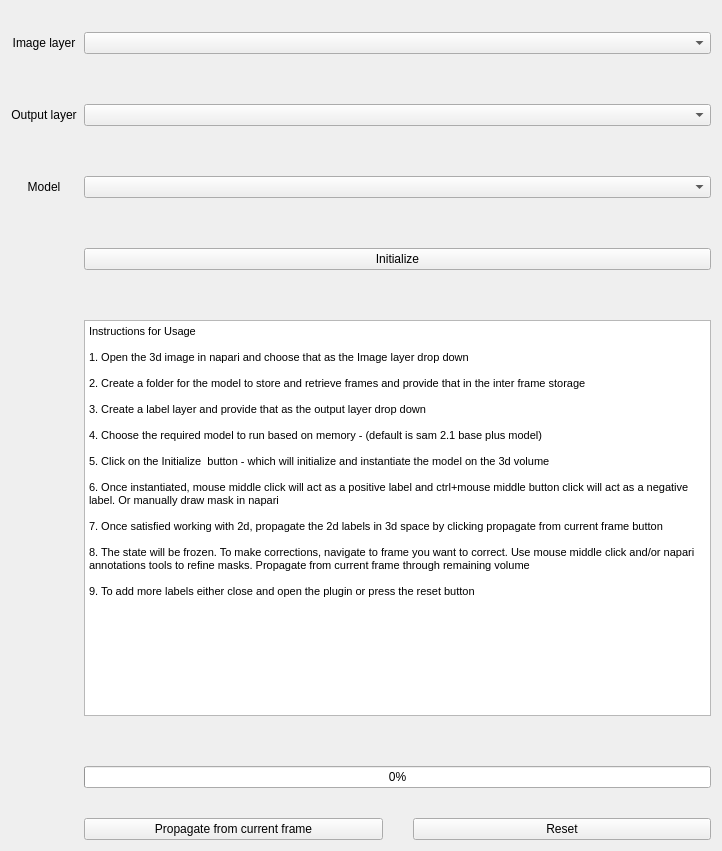
Before: the Qt Designer form src/UI_files/SAM_V2.ui in maihanhoang/napari-sam2long, drawn with Qt 5.
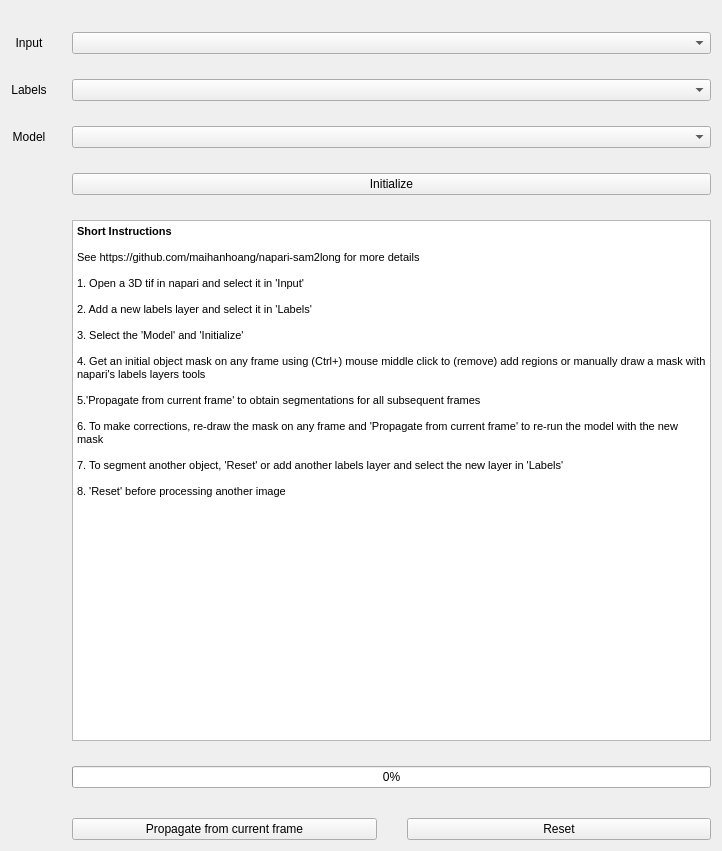
After: the same form once the commit is applied.

```diff
--- a/src/UI_files/SAM_V2.ui
+++ b/src/UI_files/SAM_V2.ui
@@ -20,10 +20,10 @@
       <number>21</number>
      </property>
      <property name="horizontalSpacing">
-      <number>7</number>
+      <number>25</number>
      </property>
      <property name="verticalSpacing">
-      <number>50</number>
+      <number>25</number> 
      </property>
      <!-- <item row="6" column="1">
       <layout class="QHBoxLayout" name="horizontalLayout" stretch="0,0">
@@ -74,7 +74,7 @@
      <item row="7" column="0">
       <widget class="QLabel" name="Output_label">
        <property name="text">
-        <string>Output layer</string>
+        <string>Labels</string>
        </property>
        <property name="alignment">
         <set>Qt::AlignCenter</set>
@@ -108,7 +108,7 @@
      <item row="4" column="0">
       <widget class="QLabel" name="Image_label">
        <property name="text">
-        <string>Image layer</string>
+        <string>Input</string>
        </property>
        <property name="alignment">
         <set>Qt::AlignCenter</set>
@@ -141,25 +141,25 @@
 &lt;html&gt;&lt;head&gt;&lt;meta name=&quot;qrichtext&quot; content=&quot;1&quot; /&gt;&lt;style type=&quot;text/css&quot;&gt;
 p, li { white-space: pre-wrap; }
 &lt;/style&gt;&lt;/head&gt;&lt;body style=&quot; font-family:'MS Shell Dlg 2'; font-size:9.75pt; font-weight:400; font-style:normal;&quot;&gt;
-&lt;p style=&quot; margin-top:0px; margin-bottom:0px; margin-left:0px; margin-right:0px; -qt-block-indent:0; text-indent:0px;&quot;&gt;&lt;span style=&quot; font-size:8.25pt;&quot;&gt;Instructions for Usage&lt;/span&gt;&lt;/p&gt;
+&lt;p style=&quot; margin-top:0px; margin-bottom:0px; margin-left:0px; margin-right:0px; -qt-block-indent:0; text-indent:0px;&quot;&gt;&lt;span style=&quot; font-size:8.25pt; font-weight:bold;&quot;&gt;Short Instructions&lt;/span&gt;&lt;/p&gt;
 &lt;p style=&quot;-qt-paragraph-type:empty; margin-top:0px; margin-bottom:0px; margin-left:0px; margin-right:0px; -qt-block-indent:0; text-indent:0px; font-size:8.25pt;&quot;&gt;&lt;br /&gt;&lt;/p&gt;
-&lt;p style=&quot; margin-top:0px; margin-bottom:0px; margin-left:0px; margin-right:0px; -qt-block-indent:0; text-indent:0px;&quot;&gt;&lt;span style=&quot; font-size:8.25pt;&quot;&gt;1. Open the 3d image in napari and choose that as the Image layer drop down&lt;/span&gt;&lt;/p&gt;
+&lt;p style=&quot; margin-top:0px; margin-bottom:0px; margin-left:0px; margin-right:0px; -qt-block-indent:0; text-indent:0px;&quot;&gt;&lt;span style=&quot; font-size:8.25pt;&quot;&gt;See https://github.com/maihanhoang/napari-sam2long for more details&lt;/span&gt;&lt;/p&gt;
 &lt;p style=&quot;-qt-paragraph-type:empty; margin-top:0px; margin-bottom:0px; margin-left:0px; margin-right:0px; -qt-block-indent:0; text-indent:0px; font-size:8.25pt;&quot;&gt;&lt;br /&gt;&lt;/p&gt;
-&lt;p style=&quot; margin-top:0px; margin-bottom:0px; margin-left:0px; margin-right:0px; -qt-block-indent:0; text-indent:0px;&quot;&gt;&lt;span style=&quot; font-size:8.25pt;&quot;&gt;2. Create a folder for the model to store and retrieve frames and provide that in the inter frame storage&lt;/span&gt;&lt;/p&gt;
+&lt;p style=&quot; margin-top:0px; margin-bottom:0px; margin-left:0px; margin-right:0px; -qt-block-indent:0; text-indent:0px;&quot;&gt;&lt;span style=&quot; font-size:8.25pt;&quot;&gt;1. Open a 3D tif in napari and select it in 'Input'&lt;/span&gt;&lt;/p&gt;
 &lt;p style=&quot;-qt-paragraph-type:empty; margin-top:0px; margin-bottom:0px; margin-left:0px; margin-right:0px; -qt-block-indent:0; text-indent:0px; font-size:8.25pt;&quot;&gt;&lt;br /&gt;&lt;/p&gt;
-&lt;p style=&quot; margin-top:0px; margin-bottom:0px; margin-left:0px; margin-right:0px; -qt-block-indent:0; text-indent:0px;&quot;&gt;&lt;span style=&quot; font-size:8.25pt;&quot;&gt;3. Create a label layer and provide that as the output layer drop down&lt;/span&gt;&lt;/p&gt;
+&lt;p style=&quot; margin-top:0px; margin-bottom:0px; margin-left:0px; margin-right:0px; -qt-block-indent:0; text-indent:0px;&quot;&gt;&lt;span style=&quot; font-size:8.25pt;&quot;&gt;2. Add a new labels layer and select it in 'Labels'&lt;/span&gt;&lt;/p&gt;
 &lt;p style=&quot;-qt-paragraph-type:empty; margin-top:0px; margin-bottom:0px; margin-left:0px; margin-right:0px; -qt-block-indent:0; text-indent:0px; font-size:8.25pt;&quot;&gt;&lt;br /&gt;&lt;/p&gt;
-&lt;p style=&quot; margin-top:0px; margin-bottom:0px; margin-left:0px; margin-right:0px; -qt-block-indent:0; text-indent:0px;&quot;&gt;&lt;span style=&quot; font-size:8.25pt;&quot;&gt;4. Choose the required model to run based on memory - (default is sam 2.1 base plus model) &lt;/span&gt;&lt;/p&gt;
+&lt;p style=&quot; margin-top:0px; margin-bottom:0px; margin-left:0px; margin-right:0px; -qt-block-indent:0; text-indent:0px;&quot;&gt;&lt;span style=&quot; font-size:8.25pt;&quot;&gt;3. Select the 'Model' and 'Initialize'&lt;/span&gt;&lt;/p&gt;
 &lt;p style=&quot;-qt-paragraph-type:empty; margin-top:0px; margin-bottom:0px; margin-left:0px; margin-right:0px; -qt-block-indent:0; text-indent:0px; font-size:8.25pt;&quot;&gt;&lt;br /&gt;&lt;/p&gt;
-&lt;p style=&quot; margin-top:0px; margin-bottom:0px; margin-left:0px; margin-right:0px; -qt-block-indent:0; text-indent:0px;&quot;&gt;&lt;span style=&quot; font-size:8.25pt;&quot;&gt;5. Click on the Initialize  button - which will initialize and instantiate the model on the 3d volume&lt;/span&gt;&lt;/p&gt;
+&lt;p style=&quot; margin-top:0px; margin-bottom:0px; margin-left:0px; margin-right:0px; -qt-block-indent:0; text-indent:0px;&quot;&gt;&lt;span style=&quot; font-size:8.25pt;&quot;&gt;4. Get an initial object mask on any frame using (Ctrl+) mouse middle click to (remove) add regions or manually draw a mask with napari's labels layers tools&lt;/span&gt;&lt;/p&gt;
 &lt;p style=&quot;-qt-paragraph-type:empty; margin-top:0px; margin-bottom:0px; margin-left:0px; margin-right:0px; -qt-block-indent:0; text-indent:0px; font-size:8.25pt;&quot;&gt;&lt;br /&gt;&lt;/p&gt;
-&lt;p style=&quot; margin-top:0px; margin-bottom:0px; margin-left:0px; margin-right:0px; -qt-block-indent:0; text-indent:0px;&quot;&gt;&lt;span style=&quot; font-size:8.25pt;&quot;&gt;6. Once instantiated, mouse middle click will act as a positive label and ctrl+mouse middle button click will act as a negative label. Or manually draw mask in napari&lt;/span&gt;&lt;/p&gt;
+&lt;p style=&quot; margin-top:0px; margin-bottom:0px; margin-left:0px; margin-right:0px; -qt-block-indent:0; text-indent:0px;&quot;&gt;&lt;span style=&quot; font-size:8.25pt;&quot;&gt;5.'Propagate from current frame' to obtain segmentations for all subsequent frames  &lt;/span&gt;&lt;/p&gt;
 &lt;p style=&quot;-qt-paragraph-type:empty; margin-top:0px; margin-bottom:0px; margin-left:0px; margin-right:0px; -qt-block-indent:0; text-indent:0px; font-size:8.25pt;&quot;&gt;&lt;br /&gt;&lt;/p&gt;
-&lt;p style=&quot; margin-top:0px; margin-bottom:0px; margin-left:0px; margin-right:0px; -qt-block-indent:0; text-indent:0px;&quot;&gt;&lt;span style=&quot; font-size:8.25pt;&quot;&gt;7. Once satisfied working with 2d, propagate the 2d labels in 3d space by clicking propagate from current frame button&lt;/span&gt;&lt;/p&gt;
+&lt;p style=&quot; margin-top:0px; margin-bottom:0px; margin-left:0px; margin-right:0px; -qt-block-indent:0; text-indent:0px;&quot;&gt;&lt;span style=&quot; font-size:8.25pt;&quot;&gt;6. To make corrections, re-draw the mask on any frame and 'Propagate from current frame' to re-run the model with the new mask&lt;/span&gt;&lt;/p&gt;
 &lt;p style=&quot;-qt-paragraph-type:empty; margin-top:0px; margin-bottom:0px; margin-left:0px; margin-right:0px; -qt-block-indent:0; text-indent:0px; font-size:8.25pt;&quot;&gt;&lt;br /&gt;&lt;/p&gt;
-&lt;p style=&quot; margin-top:0px; margin-bottom:0px; margin-left:0px; margin-right:0px; -qt-block-indent:0; text-indent:0px;&quot;&gt;&lt;span style=&quot; font-size:8.25pt;&quot;&gt;8. The state will be frozen. To make corrections, navigate to frame you want to correct. Use mouse middle click and/or napari annotations tools to refine masks. Propagate from current frame through remaining volume&lt;/span&gt;&lt;/p&gt;&lt;/body&gt;&lt;/html&gt;
+&lt;p style=&quot; margin-top:0px; margin-bottom:0px; margin-left:0px; margin-right:0px; -qt-block-indent:0; text-indent:0px;&quot;&gt;&lt;span style=&quot; font-size:8.25pt;&quot;&gt;7. To segment another object, 'Reset' or add another labels layer and select the new layer in 'Labels' &lt;/span&gt;&lt;/p&gt;&lt;/body&gt;&lt;/html&gt;
 &lt;p style=&quot;-qt-paragraph-type:empty; margin-top:0px; margin-bottom:0px; margin-left:0px; margin-right:0px; -qt-block-indent:0; text-indent:0px; font-size:8.25pt;&quot;&gt;&lt;br /&gt;&lt;/p&gt;
-&lt;p style=&quot; margin-top:0px; margin-bottom:0px; margin-left:0px; margin-right:0px; -qt-block-indent:0; text-indent:0px;&quot;&gt;&lt;span style=&quot; font-size:8.25pt;&quot;&gt;9. To add more labels either close and open the plugin or press the reset button&lt;/span&gt;&lt;/p&gt;&lt;/body&gt;&lt;/html&gt;</string>
+&lt;p style=&quot; margin-top:0px; margin-bottom:0px; margin-left:0px; margin-right:0px; -qt-block-indent:0; text-indent:0px;&quot;&gt;&lt;span style=&quot; font-size:8.25pt;&quot;&gt;8. 'Reset' before processing another image &lt;/span&gt;&lt;/p&gt;&lt;/body&gt;&lt;/html&gt;</string>
          </property>
         </widget>
        </item>
```
Left out of the diff: 2 changed lines with no effect on the pictures.
